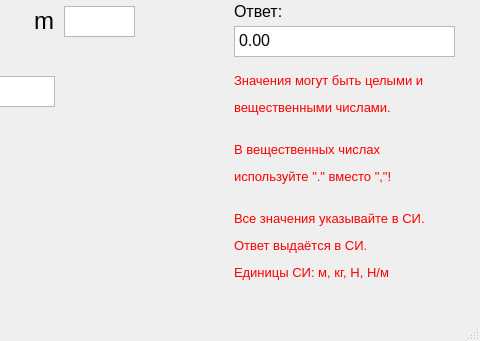
weplok/Surface-tension-app, file ui/kapillar.ui: the form before one commit; both pictures show x 316 to 796 and y 344 to 685 of the 796 by 685 pixel window.
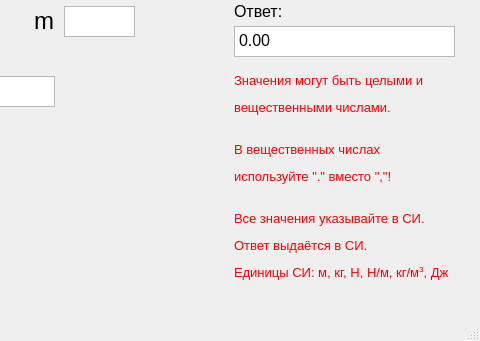
The form after the commit. Icons and pictures are not drawn.

Commit message: Fix SI-values in kapillar.ui

Patch:
```diff
--- a/ui/kapillar.ui
+++ b/ui/kapillar.ui
@@ -95,7 +95,7 @@
      <rect>
       <x>550</x>
       <y>410</y>
-      <width>221</width>
+      <width>251</width>
       <height>221</height>
      </rect>
     </property>
@@ -105,7 +105,7 @@
      </font>
     </property>
     <property name="text">
-     <string>&lt;html&gt;&lt;head/&gt;&lt;body&gt;&lt;p&gt;&lt;span style=&quot; color:#ff0000;&quot;&gt;Значения могут быть целыми и&lt;/span&gt;&lt;/p&gt;&lt;p&gt;&lt;span style=&quot; color:#ff0000;&quot;&gt;вещественными числами.&lt;br/&gt;&lt;/span&gt;&lt;/p&gt;&lt;p&gt;&lt;span style=&quot; color:#ff0000;&quot;&gt;В вещественных числах &lt;/span&gt;&lt;/p&gt;&lt;p&gt;&lt;span style=&quot; color:#ff0000;&quot;&gt;используйте &amp;quot;.&amp;quot; вместо &amp;quot;,&amp;quot;!&lt;br/&gt;&lt;/span&gt;&lt;/p&gt;&lt;p&gt;&lt;span style=&quot; color:#ff0000;&quot;&gt;Все значения указывайте в СИ.&lt;/span&gt;&lt;/p&gt;&lt;p&gt;&lt;span style=&quot; color:#ff0000;&quot;&gt;Ответ выдаётся в СИ.&lt;/span&gt;&lt;/p&gt;&lt;p&gt;&lt;span style=&quot; color:#ff0000;&quot;&gt;Eдиницы СИ: м, кг, Н, Н/м&lt;/span&gt;&lt;/p&gt;&lt;/body&gt;&lt;/html&gt;</string>
+     <string>&lt;html&gt;&lt;head/&gt;&lt;body&gt;&lt;p&gt;&lt;span style=&quot; color:#ff0000;&quot;&gt;Значения могут быть целыми и&lt;/span&gt;&lt;/p&gt;&lt;p&gt;&lt;span style=&quot; color:#ff0000;&quot;&gt;вещественными числами.&lt;br/&gt;&lt;/span&gt;&lt;/p&gt;&lt;p&gt;&lt;span style=&quot; color:#ff0000;&quot;&gt;В вещественных числах &lt;/span&gt;&lt;/p&gt;&lt;p&gt;&lt;span style=&quot; color:#ff0000;&quot;&gt;используйте &amp;quot;.&amp;quot; вместо &amp;quot;,&amp;quot;!&lt;br/&gt;&lt;/span&gt;&lt;/p&gt;&lt;p&gt;&lt;span style=&quot; color:#ff0000;&quot;&gt;Все значения указывайте в СИ.&lt;/span&gt;&lt;/p&gt;&lt;p&gt;&lt;span style=&quot; color:#ff0000;&quot;&gt;Ответ выдаётся в СИ.&lt;/span&gt;&lt;/p&gt;&lt;p&gt;&lt;span style=&quot; color:#ff0000;&quot;&gt;Eдиницы СИ: м, кг, Н, Н/м, кг/м&lt;/span&gt;&lt;span style=&quot; color:#ff0000; vertical-align:super;&quot;&gt;3&lt;/span&gt;&lt;span style=&quot; color:#ff0000;&quot;&gt;, Дж&lt;/span&gt;&lt;/p&gt;&lt;/body&gt;&lt;/html&gt;</string>
     </property>
    </widget>
    <widget class="QLabel" name="label_11">
```
Left out of the diff: 50 changed lines with no effect on the pictures.
